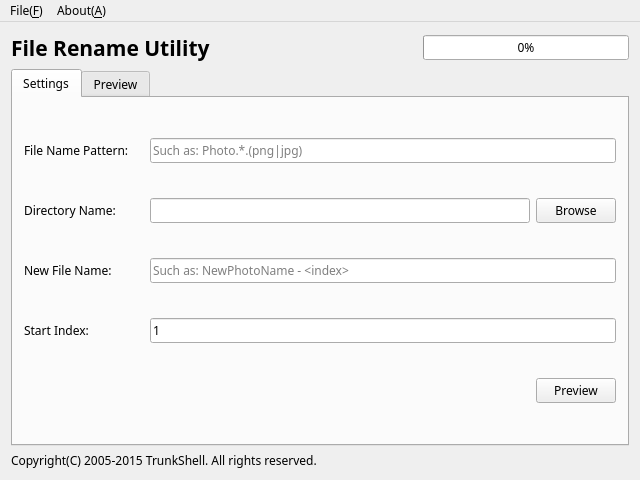
The window that mainwindow.ui (hzxie/FileRenameUtility) describes before a commit, drawn with Qt 5.
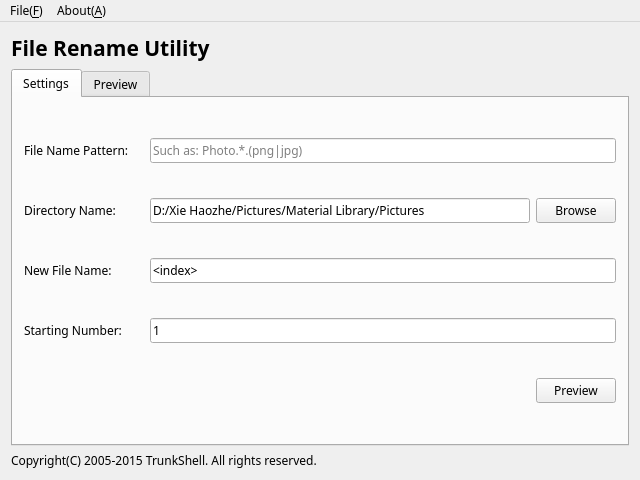
The same window after the commit. Icons and pictures are not drawn.

The edit to the form file:
```diff
--- a/mainwindow.ui
+++ b/mainwindow.ui
@@ -33,49 +33,19 @@
   <widget class="QWidget" name="centralWidget">
    <layout class="QVBoxLayout" name="verticalLayout_2">
     <item>
-     <layout class="QHBoxLayout" name="horizontalLayout_1">
-      <property name="sizeConstraint">
-       <enum>QLayout::SetMaximumSize</enum>
+     <widget class="QLabel" name="labelApplication">
+      <property name="font">
+       <font>
+        <family>微软雅黑</family>
+        <pointsize>16</pointsize>
+        <weight>75</weight>
+        <bold>true</bold>
+       </font>
       </property>
-      <property name="topMargin">
-       <number>0</number>
+      <property name="text">
+       <string>File Rename Utility</string>
       </property>
-      <item>
-       <widget class="QLabel" name="labelApplication">
-        <property name="font">
-         <font>
-          <family>微软雅黑</family>
-          <pointsize>16</pointsize>
-          <weight>75</weight>
-          <bold>true</bold>
-         </font>
-        </property>
-        <property name="text">
-         <string>File Rename Utility</string>
-        </property>
-       </widget>
-      </item>
-      <item>
-       <spacer name="horizontalSpacer">
-        <property name="orientation">
-         <enum>Qt::Horizontal</enum>
-        </property>
-        <property name="sizeHint" stdset="0">
-         <size>
-          <width>40</width>
-          <height>20</height>
-         </size>
-        </property>
-       </spacer>
-      </item>
-      <item>
-       <widget class="QProgressBar" name="progressBar">
-        <property name="value">
-         <number>0</number>
-        </property>
-       </widget>
-      </item>
-     </layout>
+     </widget>
     </item>
     <item>
      <widget class="QTabWidget" name="tabWidget">
@@ -88,7 +58,7 @@
        </attribute>
        <layout class="QVBoxLayout" name="verticalLayout">
         <item>
-         <layout class="QHBoxLayout" name="horizontalLayout">
+         <layout class="QHBoxLayout" name="horizontalLayout_1">
           <item>
            <widget class="QLabel" name="labelFileNamePattern">
             <property name="sizePolicy">
@@ -152,6 +122,9 @@
           </item>
           <item>
            <widget class="QLineEdit" name="lineEditDirectoryName">
+            <property name="text">
+             <string>D:/Xie Haozhe/Pictures/Material Library/Pictures</string>
+            </property>
             <property name="readOnly">
              <bool>true</bool>
             </property>
@@ -195,6 +168,9 @@
           </item>
           <item>
            <widget class="QLineEdit" name="lineEditNewFileName">
+            <property name="text">
+             <string>&lt;index&gt;</string>
+            </property>
             <property name="placeholderText">
              <string>Such as: NewPhotoName - &lt;index&gt;</string>
             </property>
@@ -202,45 +178,45 @@
           </item>
          </layout>
         </item>
-        <item>
-         <layout class="QHBoxLayout" name="horizontalLayout_5">
-          <item>
-           <widget class="QLabel" name="labelStartIndex">
-            <property name="sizePolicy">
-             <sizepolicy hsizetype="Fixed" vsizetype="Preferred">
-              <horstretch>0</horstretch>
-              <verstretch>0</verstretch>
-             </sizepolicy>
-            </property>
-            <property name="minimumSize">
-             <size>
-              <width>120</width>
-              <height>0</height>
-             </size>
-            </property>
-            <property name="maximumSize">
-             <size>
-              <width>120</width>
-              <height>16777215</height>
-             </size>
-            </property>
-            <property name="text">
-             <string>Start Index:</string>
-            </property>
-           </widget>
-          </item>
-          <item>
-           <widget class="QLineEdit" name="lineEdit">
-            <property name="text">
-             <string>1</string>
-            </property>
-           </widget>
-          </item>
-         </layout>
-        </item>
         <item>
          <layout class="QHBoxLayout" name="horizontalLayout_4">
           <item>
+           <widget class="QLabel" name="labelStartNumber">
+            <property name="sizePolicy">
+             <sizepolicy hsizetype="Fixed" vsizetype="Preferred">
+              <horstretch>0</horstretch>
+              <verstretch>0</verstretch>
+             </sizepolicy>
+            </property>
+            <property name="minimumSize">
+             <size>
+              <width>120</width>
+              <height>0</height>
+             </size>
+            </property>
+            <property name="maximumSize">
+             <size>
+              <width>120</width>
+              <height>16777215</height>
+             </size>
+            </property>
+            <property name="text">
+             <string>Starting Number:</string>
+            </property>
+           </widget>
+          </item>
+          <item>
+           <widget class="QLineEdit" name="lineEditStartNumber">
+            <property name="text">
+             <string>1</string>
+            </property>
+           </widget>
+          </item>
+         </layout>
+        </item>
+        <item>
+         <layout class="QHBoxLayout" name="horizontalLayout_5">
+          <item>
            <spacer name="horizontalSpacer_2">
             <property name="orientation">
              <enum>Qt::Horizontal</enum>
```
Left out of the diff: 15 changed lines with no effect on the pictures.
